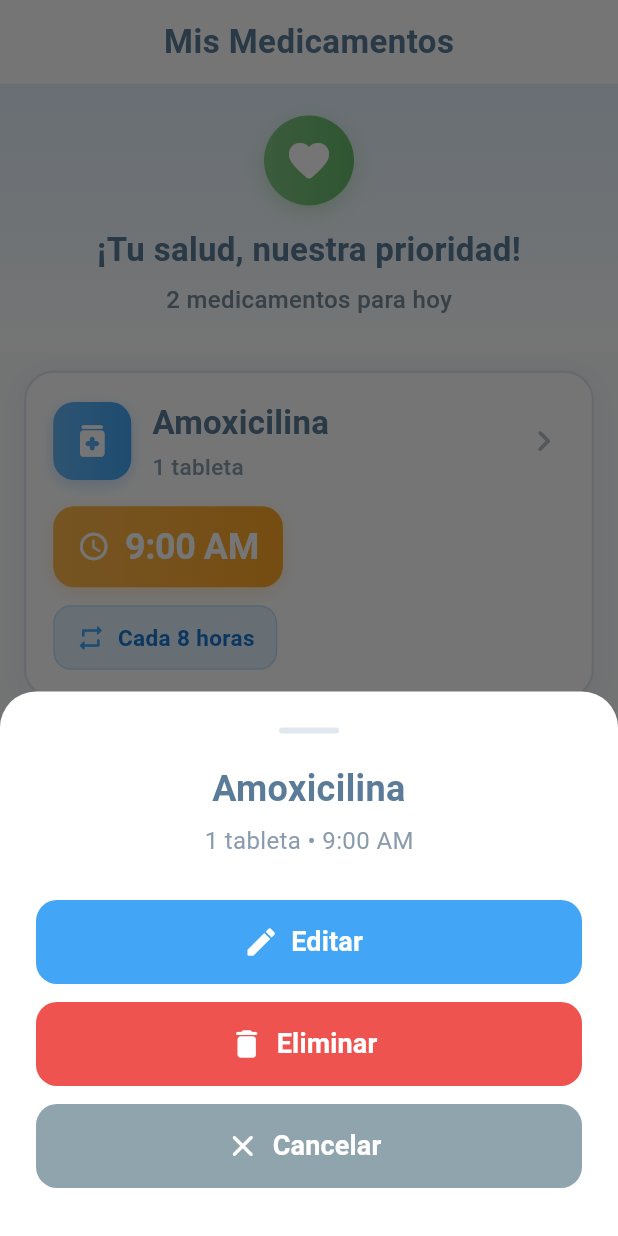
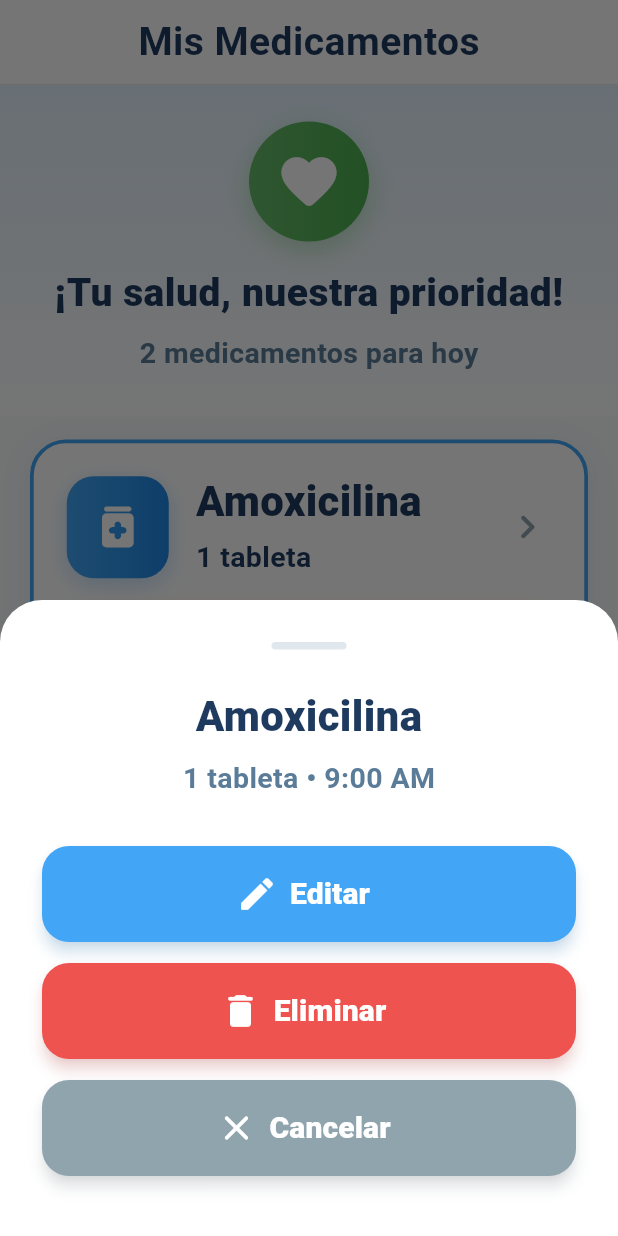
Before and after one commit to Luis2Sosa/medicare_app, a Flutter app: the TreatmentListScreen screen opened directly, after a tap on "Amoxicilina", on a phone screen of 412 x 824 dp. Run offline on Flutter 3.47's test engine with Material 3 defaults, Android fonts, the phone set to English and light mode, and no system bars.

Commit message:
Mejorando pantallas para personas mayores

```diff
--- a/lib/modules/treatments/screens/treatment_list_screen.dart
+++ b/lib/modules/treatments/screens/treatment_list_screen.dart
@@ -38,12 +38,12 @@ class _TreatmentListScreenState extends State<TreatmentListScreen> {
           "Mis Medicamentos",
           style: TextStyle(
             fontWeight: FontWeight.w700,
-            fontSize: 22,
+            fontSize: 26,
             letterSpacing: 0.3,
           ),
         ),
         backgroundColor: Colors.white,
-        foregroundColor: const Color(0xFF5B7C99),
+        foregroundColor: const Color(0xFF1E3A5F),
         centerTitle: true,
         elevation: 0,
         bottom: PreferredSize(
@@ -62,10 +62,10 @@ class _TreatmentListScreenState extends State<TreatmentListScreen> {
   Widget _buildList(List<Map<String, dynamic>> data) {
     return Column(
       children: [
-        // SALUDO CÁLIDO
+        // SALUDO MÁS GRANDE Y CLARO
         Container(
           width: double.infinity,
-          padding: const EdgeInsets.fromLTRB(20, 20, 20, 24),
+          padding: const EdgeInsets.fromLTRB(24, 24, 24, 28),
           decoration: BoxDecoration(
             gradient: LinearGradient(
               colors: [
@@ -79,57 +79,57 @@ class _TreatmentListScreenState extends State<TreatmentListScreen> {
           child: Column(
             children: [
               Container(
-                padding: const EdgeInsets.all(14),
+                padding: const EdgeInsets.all(18),
                 decoration: BoxDecoration(
-                  gradient: LinearGradient(
+                  gradient: const LinearGradient(
                     colors: [
-                      const Color(0xFF81C784),
-                      const Color(0xFF66BB6A),
+                      Color(0xFF66BB6A),
+                      Color(0xFF4CAF50),
                     ],
                   ),
                   shape: BoxShape.circle,
                   boxShadow: [
                     BoxShadow(
-                      color: const Color(0xFF81C784).withOpacity(0.4),
-                      blurRadius: 12,
-                      offset: const Offset(0, 4),
+                      color: const Color(0xFF66BB6A).withOpacity(0.4),
+                      blurRadius: 16,
+                      offset: const Offset(0, 6),
                     ),
                   ],
                 ),
                 child: const Icon(
                   Icons.favorite_rounded,
-                  size: 32,
+                  size: 44,
                   color: Colors.white,
                 ),
               ),
-              const SizedBox(height: 14),
+              const SizedBox(height: 16),
               const Text(
                 "¡Tu salud, nuestra prioridad!",
                 style: TextStyle(
-                  fontSize: 22,
-                  fontWeight: FontWeight.bold,
-                  color: Color(0xFF5B7C99),
-                  letterSpacing: 0.2,
+                  fontSize: 26,
+                  fontWeight: FontWeight.w900,
+                  color: Color(0xFF1E3A5F),
+                  letterSpacing: 0.3,
                 ),
                 textAlign: TextAlign.center,
               ),
-              const SizedBox(height: 6),
+              const SizedBox(height: 8),
               Text(
                 "${data.length} ${data.length == 1 ? 'medicamento' : 'medicamentos'} para hoy",
                 style: const TextStyle(
-                  fontSize: 16,
-                  color: Color(0xFF7A8E9E),
-                  fontWeight: FontWeight.w500,
+                  fontSize: 19,
+                  color: Color(0xFF5B7C99),
+                  fontWeight: FontWeight.w700,
                 ),
               ),
             ],
           ),
         ),
 
-        // LISTA
+        // LISTA CON MÁS ESPACIADO
         Expanded(
           child: ListView.builder(
-            padding: const EdgeInsets.fromLTRB(16, 12, 16, 16),
+            padding: const EdgeInsets.fromLTRB(20, 16, 20, 20),
             itemCount: data.length,
             itemBuilder: (context, index) {
               return _treatmentCard(data[index], index);
@@ -144,171 +144,179 @@ class _TreatmentListScreenState extends State<TreatmentListScreen> {
     return GestureDetector(
       onTap: () => _showOptions(treatment, index),
       child: Container(
-        margin: const EdgeInsets.only(bottom: 14),
+        margin: const EdgeInsets.only(bottom: 18),
         decoration: BoxDecoration(
           color: Colors.white,
-          borderRadius: BorderRadius.circular(20),
+          borderRadius: BorderRadius.circular(24),
           border: Border.all(
-            color: const Color(0xFFE0E7ED),
-            width: 1.5,
+            color: const Color(0xFF42A5F5),
+            width: 2.5,
           ),
           boxShadow: [
             BoxShadow(
-              color: const Color(0xFF5B7C99).withOpacity(0.08),
-              blurRadius: 12,
+              color: const Color(0xFF42A5F5).withOpacity(0.12),
+              blurRadius: 16,
               offset: const Offset(0, 4),
             ),
           ],
         ),
         child: Material(
           color: Colors.transparent,
-          borderRadius: BorderRadius.circular(20),
+          borderRadius: BorderRadius.circular(24),
           child: InkWell(
-            borderRadius: BorderRadius.circular(20),
+            borderRadius: BorderRadius.circular(24),
             onTap: () => _showOptions(treatment, index),
             child: Padding(
-              padding: const EdgeInsets.all(18),
+              padding: const EdgeInsets.all(22),
               child: Column(
                 crossAxisAlignment: CrossAxisAlignment.start,
                 children: [
-                  // HEADER
+                  // HEADER CON NOMBRE MÁS GRANDE
                   Row(
                     children: [
                       Container(
-                        padding: const EdgeInsets.all(12),
+                        padding: const EdgeInsets.all(16),
                         decoration: BoxDecoration(
                           gradient: const LinearGradient(
                             colors: [
-                              Color(0xFF64B5F6),
                               Color(0xFF42A5F5),
+                              Color(0xFF1E88E5),
                             ],
                           ),
-                          borderRadius: BorderRadius.circular(14),
+                          borderRadius: BorderRadius.circular(18),
                           boxShadow: [
                             BoxShadow(
                               color: const Color(0xFF42A5F5).withOpacity(0.3),
-                              blurRadius: 8,
-                              offset: const Offset(0, 3),
+                              blurRadius: 12,
+                              offset: const Offset(0, 4),
                             ),
                           ],
                         ),
                         child: const Icon(
                           Icons.medication_rounded,
-                          size: 28,
+                          size: 36,
                           color: Colors.white,
                         ),
                       ),
-                      const SizedBox(width: 14),
+                      const SizedBox(width: 18),
                       Expanded(
                         child: Column(
                           crossAxisAlignment: CrossAxisAlignment.start,
                           children: [
+                            // ✅ NOMBRE MUCHO MÁS GRANDE
                             Text(
                               treatment['name'],
                               style: const TextStyle(
-                                fontSize: 22,
-                                fontWeight: FontWeight.bold,
-                                color: Color(0xFF5B7C99),
+                                fontSize: 28,
+                                fontWeight: FontWeight.w900,
+                                color: Color(0xFF1E3A5F),
                                 letterSpacing: 0.2,
+                                height: 1.2,
                               ),
+                              maxLines: 2,
+                              overflow: TextOverflow.ellipsis,
                             ),
-                            const SizedBox(height: 3),
+                            const SizedBox(height: 6),
+                            // ✅ DOSIS MÁS GRANDE Y NEGRA
                             Text(
                               treatment['dosis'],
                               style: const TextStyle(
-                                fontSize: 15,
-                                color: Color(0xFF8A9BAD),
-                                fontWeight: FontWeight.w500,
+                                fontSize: 19,
+                                color: Color(0xFF1E3A5F),
+                                fontWeight: FontWeight.w700,
                               ),
                             ),
                           ],
                         ),
                       ),
-                      Icon(
+                      const Icon(
                         Icons.chevron_right_rounded,
-                        color: const Color(0xFFB0BEC5),
-                        size: 28,
+                        color: Color(0xFF90A4AE),
+                        size: 32,
                       ),
                     ],
                   ),
 
-                  const SizedBox(height: 16),
+                  const SizedBox(height: 20),
 
-                  // HORA
+                  // ✅ HORA MÁS GRANDE Y PROMINENTE
                   Container(
+                    width: double.infinity,
                     padding: const EdgeInsets.symmetric(
-                      horizontal: 16,
-                      vertical: 10,
+                      horizontal: 20,
+                      vertical: 14,
                     ),
                     decoration: BoxDecoration(
                       gradient: const LinearGradient(
                         colors: [
-                          Color(0xFFFFB74D),
                           Color(0xFFFFA726),
+                          Color(0xFFF57C00),
                         ],
                       ),
-                      borderRadius: BorderRadius.circular(14),
+                      borderRadius: BorderRadius.circular(18),
                       boxShadow: [
                         BoxShadow(
-                          color: const Color(0xFFFFB74D).withOpacity(0.3),
-                          blurRadius: 8,
-                          offset: const Offset(0, 3),
+                          color: const Color(0xFFFFA726).withOpacity(0.35),
+                          blurRadius: 12,
+                          offset: const Offset(0, 4),
                         ),
                       ],
                     ),
                     child: Row(
-                      mainAxisSize: MainAxisSize.min,
+                      mainAxisAlignment: MainAxisAlignment.center,
                       children: [
                         const Icon(
                           Icons.access_time_rounded,
                           color: Colors.white,
-                          size: 22,
+                          size: 32,
                         ),
-                        const SizedBox(width: 10),
+                        const SizedBox(width: 14),
                         Text(
                           treatment['hora'],
                           style: const TextStyle(
-                            fontSize: 24,
-                            fontWeight: FontWeight.bold,
+                            fontSize: 32,
+                            fontWeight: FontWeight.w900,
                             color: Colors.white,
-                            letterSpacing: -0.3,
+                            letterSpacing: -0.5,
                           ),
                         ),
                       ],
                     ),
                   ),
 
-                  const SizedBox(height: 12),
+                  const SizedBox(height: 16),
 
-                  // FRECUENCIA
+                  // ✅ FRECUENCIA MÁS GRANDE
                   Container(
+                    width: double.infinity,
                     padding: const EdgeInsets.symmetric(
-                      horizontal: 14,
-                      vertical: 10,
+                      horizontal: 18,
+                      vertical: 12,
                     ),
                     decoration: BoxDecoration(
                       color: const Color(0xFFE3F2FD),
-                      borderRadius: BorderRadius.circular(12),
+                      borderRadius: BorderRadius.circular(16),
                       border: Border.all(
-                        color: const Color(0xFFBBDEFB),
-                        width: 1,
+                        color: const Color(0xFF42A5F5),
+                        width: 2,
                       ),
                     ),
                     child: Row(
-                      mainAxisSize: MainAxisSize.min,
+                      mainAxisAlignment: MainAxisAlignment.center,
                       children: [
                         const Icon(
                           Icons.repeat_rounded,
-                          size: 20,
-                          color: Color(0xFF42A5F5),
+                          size: 26,
+                          color: Color(0xFF1E88E5),
                         ),
-                        const SizedBox(width: 8),
+                        const SizedBox(width: 12),
                         Text(
                           treatment['frecuencia'],
                           style: const TextStyle(
-                            fontSize: 15,
-                            fontWeight: FontWeight.w600,
-                            color: Color(0xFF1976D2),
+                            fontSize: 19,
+                            fontWeight: FontWeight.w800,
+                            color: Color(0xFF1565C0),
+                            letterSpacing: 0.2,
                           ),
                         ),
                       ],
@@ -331,7 +339,7 @@ class _TreatmentListScreenState extends State<TreatmentListScreen> {
           mainAxisAlignment: MainAxisAlignment.center,
           children: [
             Container(
-              padding: const EdgeInsets.all(36),
+              padding: const EdgeInsets.all(44),
               decoration: BoxDecoration(
                 gradient: const LinearGradient(
                   colors: [
@@ -343,33 +351,35 @@ class _TreatmentListScreenState extends State<TreatmentListScreen> {
                 boxShadow: [
                   BoxShadow(
                     color: const Color(0xFF64B5F6).withOpacity(0.3),
-                    blurRadius: 20,
+                    blurRadius: 24,
                     offset: const Offset(0, 8),
                   ),
                 ],
               ),
               child: const Icon(
                 Icons.medical_services_rounded,
-                size: 80,
+                size: 100,
                 color: Color(0xFF42A5F5),
               ),
             ),
-            const SizedBox(height: 32),
+            const SizedBox(height: 40),
             const Text(
               "¡Vamos a empezar!",
               style: TextStyle(
-                fontSize: 26,
-                fontWeight: FontWeight.bold,
-                color: Color(0xFF5B7C99),
+                fontSize: 30,
+                fontWeight: FontWeight.w900,
+                color: Color(0xFF1E3A5F),
+                letterSpacing: 0.3,
               ),
               textAlign: TextAlign.center,
             ),
-            const SizedBox(height: 12),
+            const SizedBox(height: 16),
             const Text(
               "Agrega tu primer medicamento\npara comenzar tu seguimiento",
               style: TextStyle(
-                fontSize: 17,
-                color: Color(0xFF8A9BAD),
+                fontSize: 20,
+                color: Color(0xFF5B7C99),
+                fontWeight: FontWeight.w600,
                 height: 1.5,
               ),
               textAlign: TextAlign.center,
@@ -384,16 +394,16 @@ class _TreatmentListScreenState extends State<TreatmentListScreen> {
     return FloatingActionButton.extended(
       backgroundColor: const Color(0xFF66BB6A),
       onPressed: _addTreatment,
-      icon: const Icon(Icons.add_rounded, size: 28),
+      icon: const Icon(Icons.add_rounded, size: 32),
       label: const Text(
         "Agregar",
         style: TextStyle(
-          fontSize: 18,
-          fontWeight: FontWeight.bold,
+          fontSize: 20,
+          fontWeight: FontWeight.w900,
           letterSpacing: 0.3,
         ),
       ),
-      elevation: 6,
+      elevation: 8,
     );
   }
 
@@ -404,39 +414,41 @@ class _TreatmentListScreenState extends State<TreatmentListScreen> {
       builder: (context) => Container(
         decoration: const BoxDecoration(
           color: Colors.white,
-          borderRadius: BorderRadius.vertical(top: Radius.circular(24)),
+          borderRadius: BorderRadius.vertical(top: Radius.circular(28)),
         ),
-        padding: const EdgeInsets.all(24),
+        padding: const EdgeInsets.all(28),
         child: Column(
           mainAxisSize: MainAxisSize.min,
           children: [
             Container(
-              width: 40,
-              height: 4,
+              width: 50,
+              height: 5,
               decoration: BoxDecoration(
                 color: const Color(0xFFE0E7ED),
-                borderRadius: BorderRadius.circular(2),
+                borderRadius: BorderRadius.circular(3),
               ),
             ),
-            const SizedBox(height: 20),
+            const SizedBox(height: 24),
+            // ✅ NOMBRE MÁS GRANDE EN EL MODAL
             Text(
               treatment['name'],
               style: const TextStyle(
-                fontSize: 24,
-                fontWeight: FontWeight.bold,
-                color: Color(0xFF5B7C99),
+                fontSize: 28,
+                fontWeight: FontWeight.w900,
+                color: Color(0xFF1E3A5F),
               ),
               textAlign: TextAlign.center,
             ),
-            const SizedBox(height: 6),
+            const SizedBox(height: 8),
             Text(
               "${treatment['dosis']} • ${treatment['hora']}",
               style: const TextStyle(
-                fontSize: 16,
-                color: Color(0xFF8A9BAD),
+                fontSize: 19,
+                color: Color(0xFF5B7C99),
+                fontWeight: FontWeight.w700,
               ),
             ),
-            const SizedBox(height: 28),
+            const SizedBox(height: 32),
             _optionButton(
               icon: Icons.edit_rounded,
               label: "Editar",
@@ -446,7 +458,7 @@ class _TreatmentListScreenState extends State<TreatmentListScreen> {
                 _editTreatment(treatment);
               },
             ),
-            const SizedBox(height: 12),
+            const SizedBox(height: 14),
             _optionButton(
               icon: Icons.delete_rounded,
               label: "Eliminar",
@@ -456,14 +468,14 @@ class _TreatmentListScreenState extends State<TreatmentListScreen> {
                 _confirmDelete(treatment, index);
               },
             ),
-            const SizedBox(height: 12),
+            const SizedBox(height: 14),
             _optionButton(
               icon: Icons.close_rounded,
               label: "Cancelar",
               color: const Color(0xFF90A4AE),
               onTap: () => Navigator.pop(context),
             ),
-            const SizedBox(height: 8),
+            const SizedBox(height: 12),
           ],
         ),
       ),
@@ -478,23 +490,24 @@ class _TreatmentListScreenState extends State<TreatmentListScreen> {
   }) {
     return SizedBox(
       width: double.infinity,
-      height: 56,
+      height: 64,
       child: ElevatedButton.icon(
         onPressed: onTap,
-        icon: Icon(icon, size: 24),
+        icon: Icon(icon, size: 28),
         label: Text(
           label,
           style: const TextStyle(
-            fontSize: 18,
-            fontWeight: FontWeight.bold,
+            fontSize: 20,
+            fontWeight: FontWeight.w900,
           ),
         ),
         style: ElevatedButton.styleFrom(
           backgroundColor: color,
           foregroundColor: Colors.white,
-          elevation: 0,
+          elevation: 4,
+          shadowColor: color.withOpacity(0.4),
           shape: RoundedRectangleBorder(
-            borderRadius: BorderRadius.circular(14),
+            borderRadius: BorderRadius.circular(18),
           ),
         ),
       ),
@@ -511,7 +524,10 @@ class _TreatmentListScreenState extends State<TreatmentListScreen> {
   void _editTreatment(Map<String, dynamic> treatment) {
     ScaffoldMessenger.of(context).showSnackBar(
       SnackBar(
-        content: Text("Editando ${treatment['name']}"),
+        content: Text(
+          "Editando ${treatment['name']}",
+          style: const TextStyle(fontSize: 18, fontWeight: FontWeight.w700),
+        ),
         backgroundColor: const Color(0xFF42A5F5),
         behavior: SnackBarBehavior.floating,
       ),
@@ -522,21 +538,39 @@ class _TreatmentListScreenState extends State<TreatmentListScreen> {
     showDialog(
       context: context,
       builder: (context) => AlertDialog(
-        shape: RoundedRectangleBorder(borderRadius: BorderRadius.circular(20)),
+        shape: RoundedRectangleBorder(borderRadius: BorderRadius.circular(24)),
+        contentPadding: const EdgeInsets.all(28),
         title: const Text(
           "¿Eliminar?",
-          style: TextStyle(fontSize: 24, fontWeight: FontWeight.bold),
+          style: TextStyle(
+            fontSize: 28,
+            fontWeight: FontWeight.w900,
+            color: Color(0xFF1E3A5F),
+          ),
+          textAlign: TextAlign.center,
         ),
         content: Text(
           "¿Seguro que quieres eliminar ${treatment['name']}?",
-          style: const TextStyle(fontSize: 17),
+          style: const TextStyle(
+            fontSize: 19,
+            color: Color(0xFF5B7C99),
+            fontWeight: FontWeight.w600,
+          ),
+          textAlign: TextAlign.center,
         ),
         actions: [
           TextButton(
             onPressed: () => Navigator.pop(context),
+            style: TextButton.styleFrom(
+              padding: const EdgeInsets.symmetric(horizontal: 24, vertical: 14),
+            ),
             child: const Text(
               "No",
-              style: TextStyle(fontSize: 17, fontWeight: FontWeight.w600),
+              style: TextStyle(
+                fontSize: 19,
+                fontWeight: FontWeight.w700,
+                color: Color(0xFF90A4AE),
+              ),
             ),
           ),
           TextButton(
@@ -544,10 +578,16 @@ class _TreatmentListScreenState extends State<TreatmentListScreen> {
               Navigator.pop(context);
               _deleteTreatment(index);
             },
-            style: TextButton.styleFrom(foregroundColor: const Color(0xFFEF5350)),
+            style: TextButton.styleFrom(
+              foregroundColor: const Color(0xFFEF5350),
+              padding: const EdgeInsets.symmetric(horizontal: 24, vertical: 14),
+            ),
             child: const Text(
               "Sí, eliminar",
-              style: TextStyle(fontSize: 17, fontWeight: FontWeight.bold),
+              style: TextStyle(
+                fontSize: 19,
+                fontWeight: FontWeight.w900,
+              ),
             ),
           ),
         ],
@@ -563,7 +603,7 @@ class _TreatmentListScreenState extends State<TreatmentListScreen> {
       SnackBar(
         content: Text(
           "${deleted['name']} eliminado",
-          style: const TextStyle(fontSize: 16),
+          style: const TextStyle(fontSize: 18, fontWeight: FontWeight.w700),
         ),
         backgroundColor: const Color(0xFF66BB6A),
         action: SnackBarAction(
```
Also changed, not shown: lib/modules/history/screens/history_screen.dart (+137 -119 lines).
